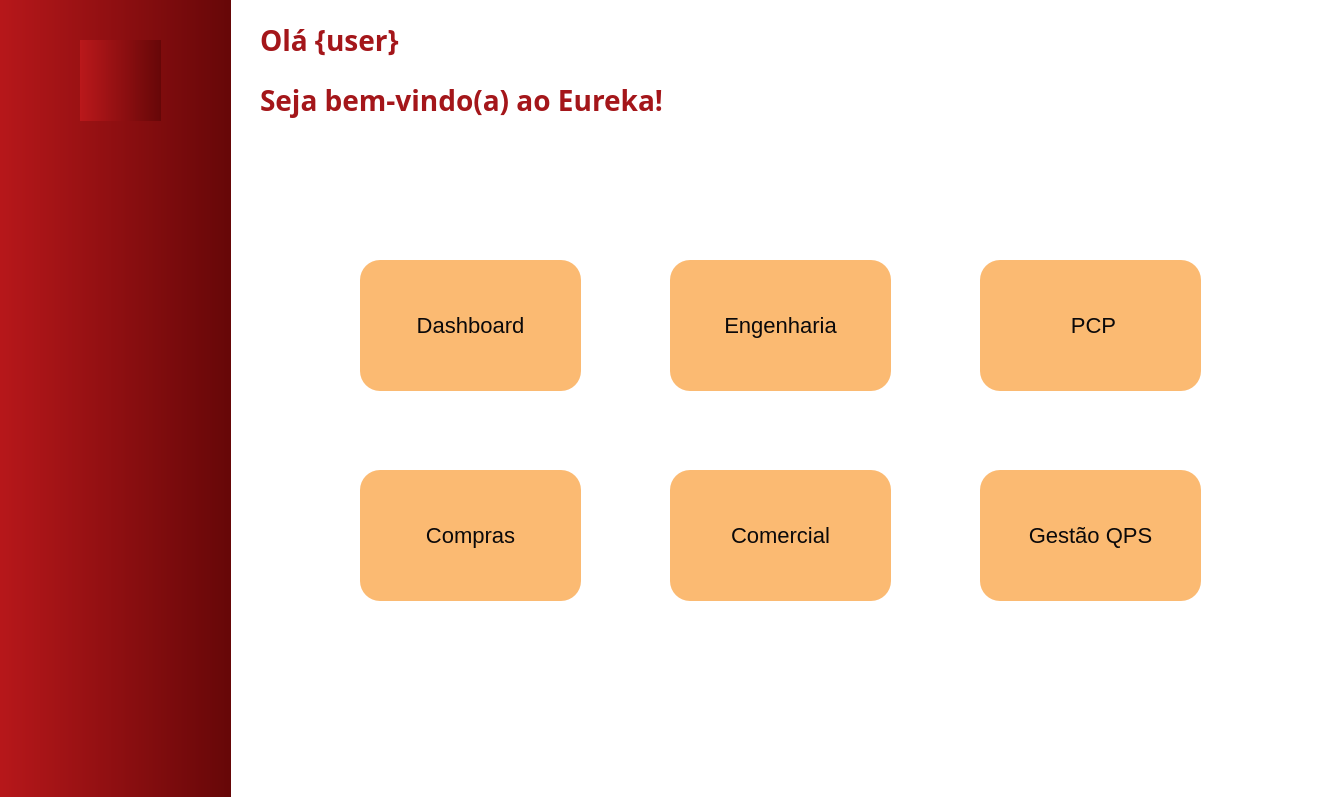
Qt form src/qt/ui/home_window.ui (eliezermoraesss/eureka_app_pyqt5_project_v2) before a commit.
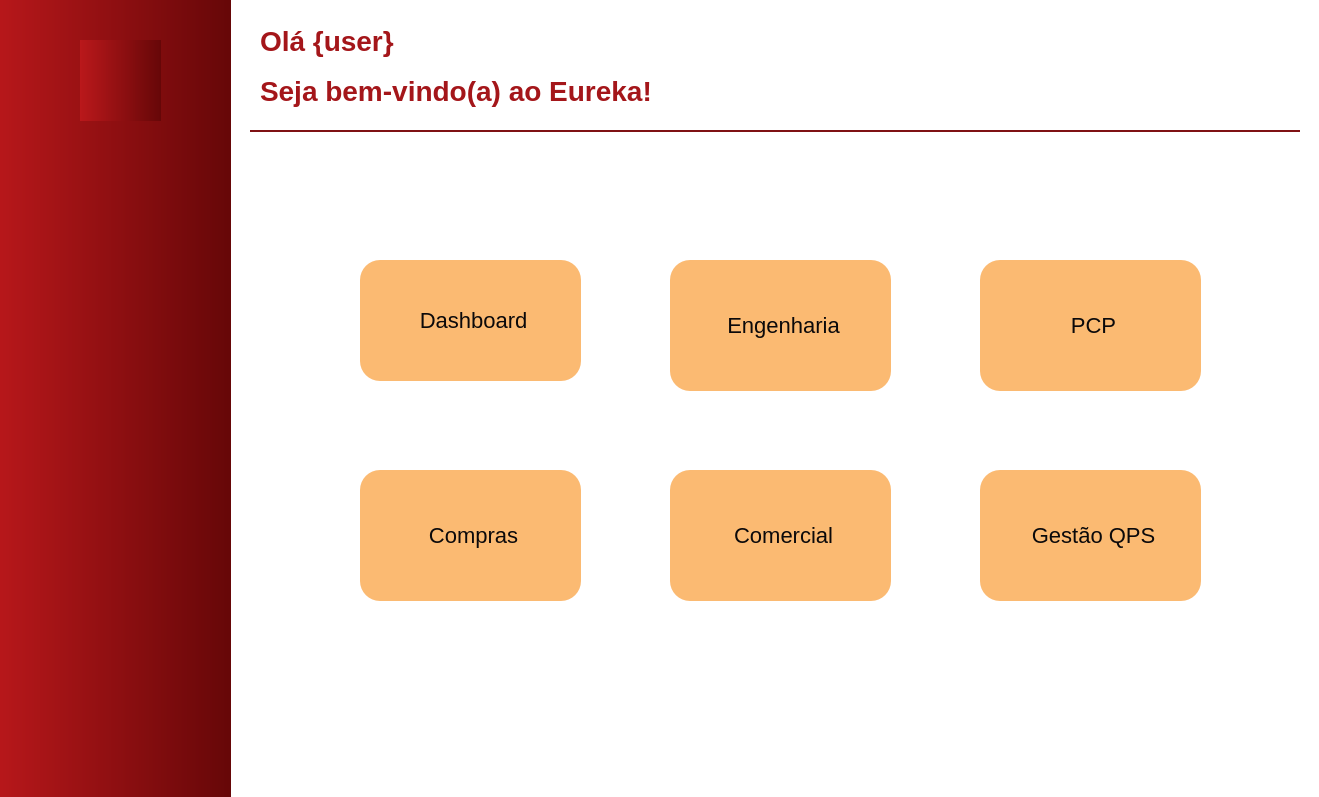
The same form after that commit. Icons and pictures are not drawn.

The edit to the form file:
```diff
--- a/src/qt/ui/home_window.ui
+++ b/src/qt/ui/home_window.ui
@@ -59,26 +59,28 @@
        <x>130</x>
        <y>260</y>
        <width>221</width>
-       <height>131</height>
+       <height>121</height>
       </rect>
      </property>
      <property name="minimumSize">
       <size>
-       <width>221</width>
+       <width>0</width>
        <height>41</height>
       </size>
      </property>
      <property name="font">
       <font>
-       <family>Segoe UI</family>
        <pointsize>-1</pointsize>
       </font>
      </property>
+     <property name="autoFillBackground">
+      <bool>false</bool>
+     </property>
      <property name="styleSheet">
       <string notr="true"/>
      </property>
      <property name="text">
-      <string>Dashboard</string>
+      <string> Dashboard</string>
      </property>
      <property name="icon">
       <iconset resource="../static/resource.qrc">
@@ -86,8 +88,8 @@
      </property>
      <property name="iconSize">
       <size>
-       <width>64</width>
-       <height>64</height>
+       <width>32</width>
+       <height>32</height>
       </size>
      </property>
     </widget>
@@ -108,7 +110,6 @@
      </property>
      <property name="font">
       <font>
-       <family>Segoe UI</family>
        <pointsize>-1</pointsize>
       </font>
      </property>
@@ -116,7 +117,7 @@
       <string notr="true"/>
      </property>
      <property name="text">
-      <string>Engenharia</string>
+      <string> Engenharia</string>
      </property>
      <property name="icon">
       <iconset resource="../static/resource.qrc">
@@ -184,7 +185,6 @@
      </property>
      <property name="font">
       <font>
-       <family>Segoe UI</family>
        <pointsize>-1</pointsize>
       </font>
      </property>
@@ -192,7 +192,7 @@
       <string notr="true"/>
      </property>
      <property name="text">
-      <string>Compras</string>
+      <string> Compras</string>
      </property>
      <property name="icon">
       <iconset resource="../static/resource.qrc">
@@ -222,7 +222,6 @@
      </property>
      <property name="font">
       <font>
-       <family>Segoe UI</family>
        <pointsize>-1</pointsize>
       </font>
      </property>
@@ -230,7 +229,7 @@
       <string notr="true"/>
      </property>
      <property name="text">
-      <string>Comercial</string>
+      <string> Comercial</string>
      </property>
      <property name="icon">
       <iconset resource="../static/resource.qrc">
@@ -260,7 +259,6 @@
      </property>
      <property name="font">
       <font>
-       <family>Segoe UI</family>
        <pointsize>-1</pointsize>
       </font>
      </property>
@@ -268,7 +266,7 @@
       <string notr="true"/>
      </property>
      <property name="text">
-      <string>Gestão QPS</string>
+      <string> Gestão QPS</string>
      </property>
      <property name="icon">
       <iconset resource="../static/resource.qrc">
@@ -288,14 +286,13 @@
      <property name="geometry">
       <rect>
        <x>30</x>
-       <y>70</y>
+       <y>60</y>
        <width>441</width>
        <height>61</height>
       </rect>
      </property>
      <property name="font">
       <font>
-       <family>Segoe UI Semibold</family>
        <pointsize>-1</pointsize>
        <weight>75</weight>
        <bold>true</bold>
@@ -325,7 +322,6 @@
      </property>
      <property name="font">
       <font>
-       <family>Segoe UI Semibold</family>
        <pointsize>-1</pointsize>
        <weight>75</weight>
        <bold>true</bold>
@@ -398,6 +394,38 @@
       </size>
      </property>
     </widget>
+    <widget class="QFrame" name="frame">
+     <property name="geometry">
+      <rect>
+       <x>20</x>
+       <y>130</y>
+       <width>1050</width>
+       <height>2</height>
+      </rect>
+     </property>
+     <property name="styleSheet">
+      <string notr="true">QFrame {
+	background-color: #a4161a;
+}</string>
+     </property>
+     <property name="frameShape">
+      <enum>QFrame::StyledPanel</enum>
+     </property>
+     <property name="frameShadow">
+      <enum>QFrame::Raised</enum>
+     </property>
+    </widget>
+    <zorder>btn_qps</zorder>
+    <zorder>btn_comercial</zorder>
+    <zorder>btn_compras</zorder>
+    <zorder>btn_pcp</zorder>
+    <zorder>btn_engenharia</zorder>
+    <zorder>btn_dashboard</zorder>
+    <zorder>welcome_label</zorder>
+    <zorder>user_label</zorder>
+    <zorder>logo_enaplic_50</zorder>
+    <zorder>btn_close</zorder>
+    <zorder>frame</zorder>
    </widget>
    <widget class="QWidget" name="sidebar_enaplic" native="true">
     <property name="geometry">
```
Left out of the diff: 16 changed lines with no effect on the pictures.
